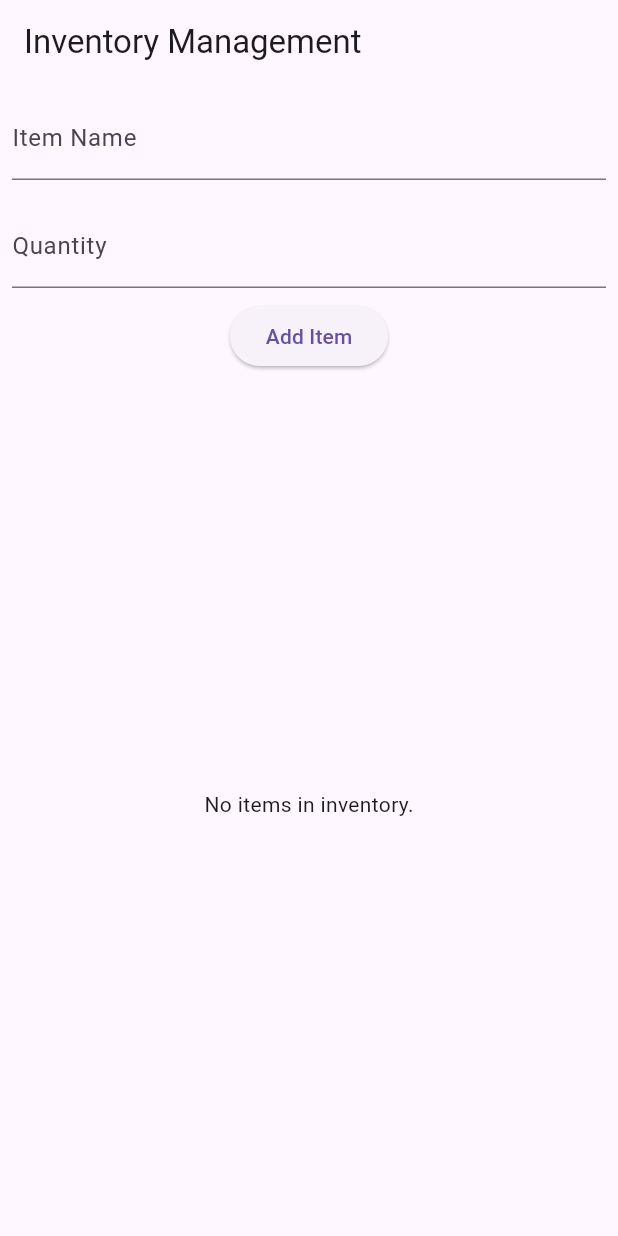
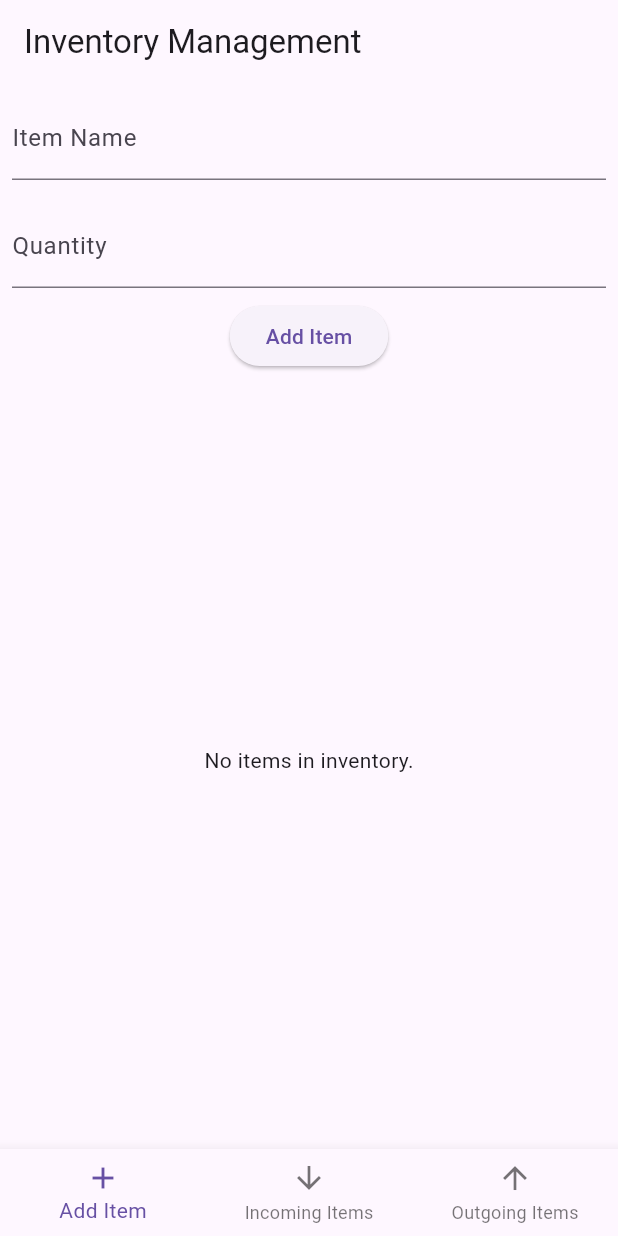
Before and after one commit to Ludbaa/Inventory_app, a Flutter app: the InventoryScreen screen opened directly, after a tap on "Add Item", on a phone screen of 412 x 824 dp. Run offline on Flutter 3.47's test engine with Material 3 defaults, Android fonts, the phone set to English and light mode, and no system bars; our stand-ins replace hive, hive_flutter; accounts and stored records are empty; generated files the repository leaves out were written again.

Commit message:
`Added navigation between inventory management screens and incoming/outgoing items screens`

```diff
--- a/lib/screens/incoming_items_screen.dart
+++ b/lib/screens/incoming_items_screen.dart
@@ -0,0 +1,33 @@
+import 'package:flutter/material.dart';
+import 'package:hive/hive.dart';
+import 'package:hive_flutter/hive_flutter.dart';
+import '../models/item.dart';
+
+class IncomingItemsScreen extends StatelessWidget {
+  @override
+  Widget build(BuildContext context) {
+    final Box<Item> inventoryBox = Hive.box<Item>('inventory');
+
+    return Scaffold(
+      appBar: AppBar(title: Text('Incoming Items')),
+      body: ValueListenableBuilder(
+        valueListenable: inventoryBox.listenable(),
+        builder: (context, Box<Item> box, _) {
+          if (box.isEmpty) {
+            return Center(child: Text('No incoming items.'));
+          }
+          return ListView.builder(
+            itemCount: box.length,
+            itemBuilder: (context, index) {
+              final item = box.getAt(index);
+              return ListTile(
+                title: Text(item!.name),
+                subtitle: Text('Quantity: ${item.quantity}'),
+              );
+            },
+          );
+        },
+      ),
+    );
+  }
+}
--- a/lib/screens/inventory_screen.dart
+++ b/lib/screens/inventory_screen.dart
@@ -1,7 +1,9 @@
 import 'package:flutter/material.dart';
-import 'package:hive_flutter/adapters.dart';
+import 'package:hive_flutter/hive_flutter.dart';
 import '../models/item.dart';
 import 'package:hive/hive.dart';
+import 'incoming_items_screen.dart';
+import 'outgoing_items_screen.dart';
 
 class InventoryScreen extends StatefulWidget {
   @override
@@ -12,6 +14,7 @@ class _InventoryScreenState extends State<InventoryScreen> {
   final Box<Item> inventoryBox = Hive.box<Item>('inventory');
   final TextEditingController nameController = TextEditingController();
   final TextEditingController quantityController = TextEditingController();
+  int _selectedIndex = 0;
 
   void addItem() {
     final String name = nameController.text;
@@ -30,11 +33,18 @@ class _InventoryScreenState extends State<InventoryScreen> {
     setState(() {});
   }
 
+  void _onItemTapped(int index) {
+    setState(() {
+      _selectedIndex = index;
+    });
+  }
+
   @override
   Widget build(BuildContext context) {
-    return Scaffold(
-      appBar: AppBar(title: Text('Inventory Management')),
-      body: Column(
+    Widget body;
+    switch (_selectedIndex) {
+      case 0:
+        body = Column(
           children: [
             Padding(
               padding: const EdgeInsets.all(8.0),
@@ -80,6 +90,38 @@ class _InventoryScreenState extends State<InventoryScreen> {
               ),
             ),
           ],
+        );
+        break;
+      case 1:
+        body = IncomingItemsScreen();
+        break;
+      case 2:
+        body = OutgoingItemsScreen();
+        break;
+      default:
+        body = Container();
+    }
+
+    return Scaffold(
+      appBar: AppBar(title: Text('Inventory Management')),
+      body: body,
+      bottomNavigationBar: BottomNavigationBar(
+        items: const <BottomNavigationBarItem>[
+          BottomNavigationBarItem(
+            icon: Icon(Icons.add),
+            label: 'Add Item',
+          ),
+          BottomNavigationBarItem(
+            icon: Icon(Icons.arrow_downward),
+            label: 'Incoming Items',
+          ),
+          BottomNavigationBarItem(
+            icon: Icon(Icons.arrow_upward),
+            label: 'Outgoing Items',
+          ),
+        ],
+        currentIndex: _selectedIndex,
+        onTap: _onItemTapped,
       ),
     );
   }
--- a/lib/screens/outgoing_items_screen.dart
+++ b/lib/screens/outgoing_items_screen.dart
@@ -0,0 +1,33 @@
+import 'package:flutter/material.dart';
+import 'package:hive/hive.dart';
+import 'package:hive_flutter/hive_flutter.dart';
+import '../models/item.dart';
+
+class OutgoingItemsScreen extends StatelessWidget {
+  @override
+  Widget build(BuildContext context) {
+    final Box<Item> inventoryBox = Hive.box<Item>('inventory');
+
+    return Scaffold(
+      appBar: AppBar(title: Text('Outgoing Items')),
+      body: ValueListenableBuilder(
+        valueListenable: inventoryBox.listenable(),
+        builder: (context, Box<Item> box, _) {
+          if (box.isEmpty) {
+            return Center(child: Text('No outgoing items.'));
+          }
+          return ListView.builder(
+            itemCount: box.length,
+            itemBuilder: (context, index) {
+              final item = box.getAt(index);
+              return ListTile(
+                title: Text(item!.name),
+                subtitle: Text('Quantity: ${item.quantity}'),
+              );
+            },
+          );
+        },
+      ),
+    );
+  }
+}
```
Lines whose indentation alone changed are shown as unchanged.
